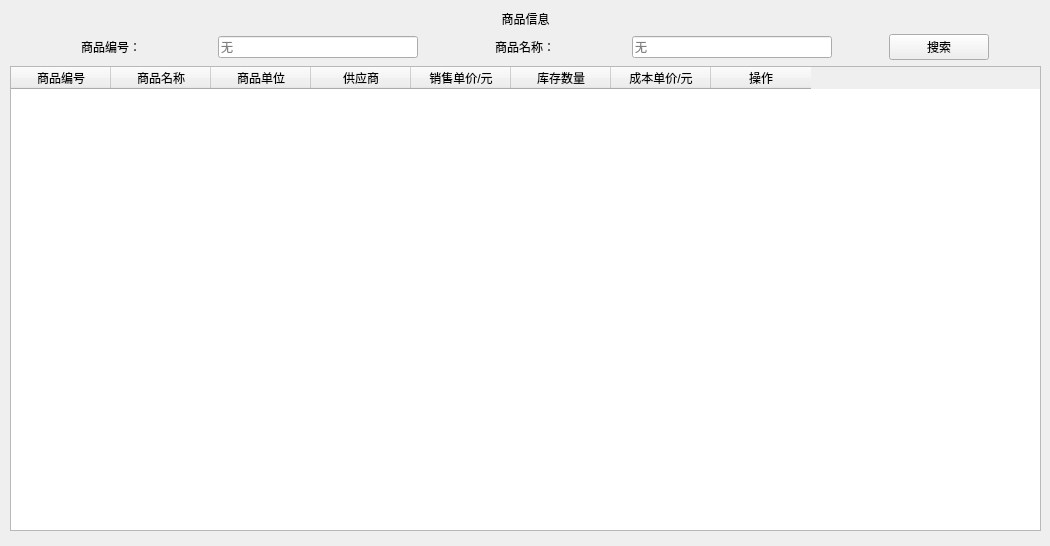
First picture: the form in UI/addGoods_widget.ui, repository RunpuWei/InvoicingManagementSystem, before the edit.
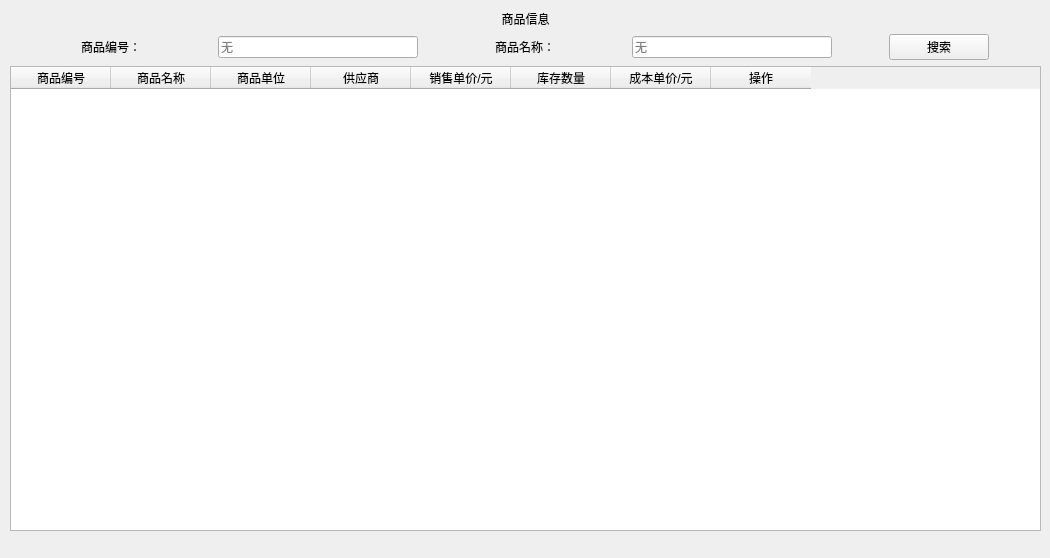
Second picture: the form after the edit. Icons and pictures are not drawn.

What changed in the file:
```diff
--- a/UI/addGoods_widget.ui
+++ b/UI/addGoods_widget.ui
@@ -7,7 +7,7 @@
     <x>0</x>
     <y>0</y>
     <width>1050</width>
-    <height>546</height>
+    <height>558</height>
    </rect>
   </property>
   <property name="windowTitle">
```
